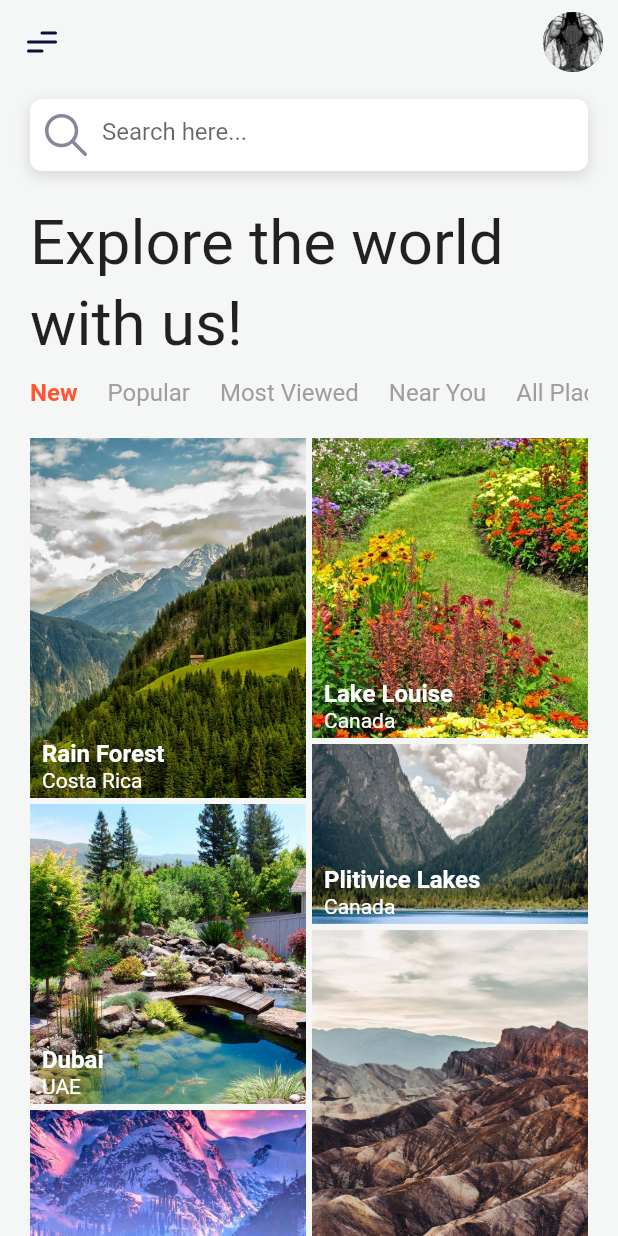
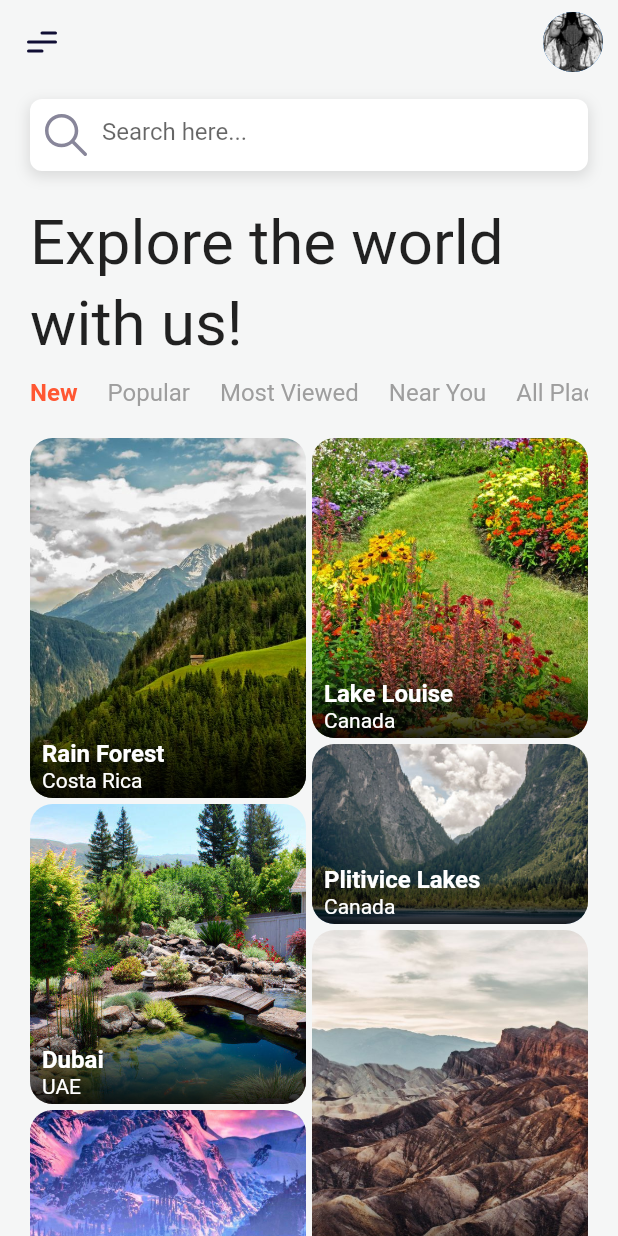
Before and after one commit to lypsisrudiansyah/travel_app_ui, a Flutter app: the screen it shows after launch, on a phone screen of 412 x 824 dp. Run offline on Flutter 3.47's test engine with Material 2 defaults, Android fonts, the phone set to English and light mode, and no system bars; our stand-ins replace flutter_svg, sizer; Roboto replaces fonts that are missing (Georgia).

```diff
--- a/lib/screen/home/widget/place_item.dart
+++ b/lib/screen/home/widget/place_item.dart
@@ -2,6 +2,7 @@
 
 import 'package:flutter/material.dart';
 import 'package:travel_app_ui/model/place.dart';
+import 'package:travel_app_ui/screen/detail/detail_screen.dart';
 
 class PlaceItem extends StatelessWidget {
   final Place place;
@@ -9,19 +10,47 @@ class PlaceItem extends StatelessWidget {
 
   @override
   Widget build(BuildContext context) {
-    return Container(
+    return GestureDetector(
+      onTap: () {
+        Navigator.push(
+            context,
+            MaterialPageRoute(
+              builder: (context) => DetailScreen(
+                place: place,
+              ),
+            ));
+      },
+      child: Stack(
+        children: [
+          Container(
             alignment: Alignment.bottomLeft,
             height: place.height,
             width: 200,
             decoration: BoxDecoration(
+              borderRadius: BorderRadius.circular(15),
               image: DecorationImage(
                 image: AssetImage(
                   place.imageUrl,
                 ),
-          // image: NetworkImage(
-          //   "https://images.unsplash.com/photo-1533050487297-09b450131914?ixlib=rb-4.0.3&ixid=MnwxMjA3fDB8MHxwaG90by1wYWdlfHx8fGVufDB8fHx8&auto=format&fit=crop&w=1170&q=80",
-          // ),
                 fit: BoxFit.cover,
+              ),
+            ),
+          ),
+          Container(
+            height: place.height,
+            alignment: Alignment.bottomLeft,
+            decoration: BoxDecoration(
+              borderRadius: BorderRadius.circular(15),
+              gradient: LinearGradient(
+                begin: Alignment.topCenter,
+                end: Alignment.bottomCenter,
+                colors: [
+                  Colors.black.withAlpha(0),
+                  Colors.black.withAlpha(0),
+                  Colors.black.withAlpha(0),
+                  Colors.black12,
+                  Colors.black87,
+                ],
               ),
             ),
             child: Padding(
@@ -48,6 +77,9 @@ class PlaceItem extends StatelessWidget {
                 ],
               ),
             ),
+          ),
+        ],
+      ),
     );
   }
 }
```
Also changed, not shown: lib/screen/detail/detail_screen.dart (+23 -0 lines), lib/screen/detail/widget/my_header.dart (added, +40 -0 lines). Lines whose indentation alone changed are shown as unchanged.
